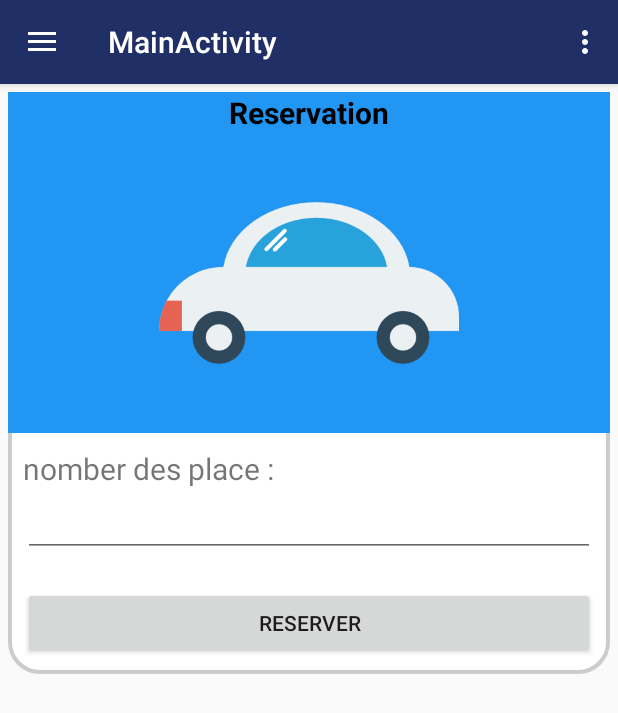
After one commit to dev-hb/wesselni_mobile, an Android app: the fragment ReservationFragment placed in its activity, on a phone screen of 412 x 824 dp. The commit adds this screen. Shown: the top 713 px of the screen. Run offline under Robolectric (Android 15) with nearby library versions, the phone set to English and light mode, and no system bars; network calls fail; 1 statement that could not run was skipped.

Commit message:
Reservation added

```diff
--- a/app/src/main/java/com/devcrawlers/wesselni/MainActivity.java
+++ b/app/src/main/java/com/devcrawlers/wesselni/MainActivity.java
@@ -13,6 +13,8 @@ import androidx.core.view.GravityCompat;
 import androidx.drawerlayout.widget.DrawerLayout;
 import androidx.fragment.app.FragmentTransaction;
 
+import com.devcrawlers.wesselni.connection.DataConnection;
+import com.devcrawlers.wesselni.connection.Provider;
 import com.devcrawlers.wesselni.ui.home.HomeFragment;
 import com.google.android.material.floatingactionbutton.FloatingActionButton;
 import com.google.android.material.navigation.NavigationView;
@@ -118,7 +120,7 @@ public class MainActivity extends AppCompatActivity
         } else if (id == R.id.nav_profile) {
             transaction.replace(R.id.nav_host_fragment, new ProfileFragment());
         } else if (id == R.id.nav_offer) {
-            transaction.replace(R.id.nav_host_fragment, new OffreFragment());
+            transaction.replace(R.id.nav_host_fragment, new OffreFragment(true));
         }else if (id == R.id.nav_request) {
             transaction.replace(R.id.nav_host_fragment, new RequestFragment());
         }else if (id == R.id.nav_cities){
@@ -132,4 +134,6 @@ public class MainActivity extends AppCompatActivity
         return true;
     }
 
+
+
 }
--- a/app/src/main/java/com/devcrawlers/wesselni/OffreDetails.java
+++ b/app/src/main/java/com/devcrawlers/wesselni/OffreDetails.java
@@ -9,6 +9,7 @@ import android.os.Bundle;
 
 import androidx.annotation.Nullable;
 import androidx.fragment.app.Fragment;
+import androidx.fragment.app.FragmentTransaction;
 
 import android.view.LayoutInflater;
 import android.view.View;
@@ -62,6 +63,11 @@ public class OffreDetails extends Fragment implements OnMapReadyCallback {
         SupportMapFragment mapFragment = (SupportMapFragment) getChildFragmentManager().findFragmentById(R.id.map);
         mapFragment.getMapAsync(this);
         Places.initialize(getActivity().getApplicationContext(),"AIzaSyBskA1YBZfvl9PQXmtFzRHMozuG9jCmZM0");
+        ((Button) view.findViewById(R.id.buttonPay)).setOnClickListener(v -> {
+            FragmentTransaction fragmentTransaction=getActivity().getSupportFragmentManager().beginTransaction();
+            fragmentTransaction.replace(R.id.nav_host_fragment,new ReservationFragment(offer));
+            fragmentTransaction.commit();
+        });
 
 
         return view;
--- a/app/src/main/java/com/devcrawlers/wesselni/OffreFragment.java
+++ b/app/src/main/java/com/devcrawlers/wesselni/OffreFragment.java
@@ -42,9 +42,14 @@ public class OffreFragment extends Fragment {
     private ArrayList<Offer> offerArrayList;
     private FloatingActionButton floatingActionButton;
     ProgressBar progressBar;
+    private boolean aBoolean;
 
     public OffreFragment() {
         // Required empty public constructor
+    }
+
+    public OffreFragment(Boolean aBoolean){
+        this.aBoolean=aBoolean;
     }
 
 
--- /dev/null
+++ b/app/src/main/java/com/devcrawlers/wesselni/ReservationFragment.java
@@ -0,0 +1,91 @@
+package com.devcrawlers.wesselni;
+
+import android.content.Context;
+import android.content.SharedPreferences;
+import android.net.Uri;
+import android.os.Bundle;
+
+import androidx.fragment.app.Fragment;
+
+import android.util.Log;
+import android.view.LayoutInflater;
+import android.view.View;
+import android.view.ViewGroup;
+import android.widget.Button;
+import android.widget.EditText;
+import android.widget.Toast;
+
+import com.devcrawlers.wesselni.connection.DataConnection;
+import com.devcrawlers.wesselni.connection.Provider;
+import com.devcrawlers.wesselni.entities.Offer;
+
+
+public class ReservationFragment extends Fragment {
+
+    private Offer offer;
+
+    private EditText editTextNbpalce;
+    private Button buttonReserv;
+
+    public ReservationFragment() {
+        // Required empty public constructor
+    }
+    public ReservationFragment(Offer offer) {
+        // Required empty public constructor
+        this.offer=offer;
+    }
+
+
+    @Override
+    public View onCreateView(LayoutInflater inflater, ViewGroup container,
+                             Bundle savedInstanceState) {
+        // Inflate the layout for this fragment
+        View view=inflater.inflate(R.layout.fragment_reservation, container, false);
+        editTextNbpalce=(EditText) view.findViewById(R.id.editTextNbPlace);
+        editTextNbpalce.setHint("il rest "+offer.getNbPlace()+" place dans cette voyage");
+        buttonReserv=(Button) view.findViewById(R.id.buttonReserve);
+        buttonReserv.setOnClickListener(v -> {
+            validete();
+        });
+        return view;
+    }
+
+    public void validete(){
+        if(Integer.parseInt(editTextNbpalce.getText().toString())>offer.getNbPlace()){
+            editTextNbpalce.setError("il rest "+offer.getNbPlace()+" place dans cette voyage");
+            return;
+        }
+        DataConnection dataConnection=new DataConnection(getActivity(), Provider.url,
+                Provider.reservationsSubUrl,DataConnection.Method.POST,DataConnection.Header.JSON) {
+            @Override
+            public void before() {
+
+            }
+
+            @Override
+            public void after() {
+
+            }
+
+            @Override
+            public void onFinish(String reponse) {
+                Toast.makeText(getActivity(),"votre reservation est bine effctuer",Toast.LENGTH_SHORT).show();
+
+            }
+
+            @Override
+            public void onError(String error) {
+                Log.wtf("jjskd",error);
+            }
+        };
+        SharedPreferences sharedPref = getActivity().getSharedPreferences("tokenRef", Context.MODE_PRIVATE);
+        String token = sharedPref.getString("token", "kdk");
+        dataConnection.addAppHearder("Authorization", "Bearer " + token);
+        dataConnection.addParams("offre_id",offer.getId()+"")
+                .addParams("nbplace",editTextNbpalce.getText().toString());
+        dataConnection.startConnection();
+
+    }
+
+
+}
--- a/app/src/main/java/com/devcrawlers/wesselni/TheRealHomeFragment.java
+++ b/app/src/main/java/com/devcrawlers/wesselni/TheRealHomeFragment.java
@@ -7,6 +7,7 @@ import android.os.Bundle;
 
 import android.widget.LinearLayout;
 import androidx.fragment.app.Fragment;
+import androidx.fragment.app.FragmentTransaction;
 
 import android.view.LayoutInflater;
 import android.view.View;
@@ -20,7 +21,7 @@ import java.util.Date;
 public class TheRealHomeFragment extends Fragment {
 
     TextView date_text_view;
-    LinearLayout complaint;
+    LinearLayout complaint,linearLayoutOffre;
     @Override
     public View onCreateView(LayoutInflater inflater, ViewGroup container,
                              Bundle savedInstanceState) {
@@ -36,6 +37,12 @@ public class TheRealHomeFragment extends Fragment {
                 startActivity(it);
             }
         });
+        linearLayoutOffre=(LinearLayout) view.findViewById(R.id.offrelayout);
+        linearLayoutOffre.setOnClickListener(v -> {
+            FragmentTransaction fragmentTransaction=getActivity().getSupportFragmentManager().beginTransaction();
+            fragmentTransaction.replace(R.id.nav_host_fragment,new OffreFragment());
+            fragmentTransaction.commit();
+        });
 
         return view;
 
--- /dev/null
+++ b/app/src/main/res/drawable/offre_card.xml
@@ -0,0 +1,9 @@
+<?xml version="1.0" encoding="utf-8"?>
+<shape xmlns:android="http://schemas.android.com/apk/res/android"
+    android:shape="rectangle">
+    <solid android:color="#fff"/>
+    <corners android:radius="20dp"/>
+    <stroke
+        android:color="#ccc"
+        android:width="4px"/>
+</shape>
--- a/app/src/main/res/layout/fragment_offre_details.xml
+++ b/app/src/main/res/layout/fragment_offre_details.xml
@@ -8,7 +8,9 @@
 
     <androidx.constraintlayout.widget.ConstraintLayout
         android:layout_width="match_parent"
-        android:layout_height="match_parent">
+        android:layout_height="match_parent"
+        android:background="@drawable/cities_card_bg"
+        >
 
         <Button
             android:id="@+id/buttonPay"
--- /dev/null
+++ b/app/src/main/res/layout/fragment_reservation.xml
@@ -0,0 +1,79 @@
+<?xml version="1.0" encoding="utf-8"?>
+<FrameLayout xmlns:android="http://schemas.android.com/apk/res/android"
+    xmlns:app="http://schemas.android.com/apk/res-auto"
+    xmlns:tools="http://schemas.android.com/tools"
+    android:layout_width="match_parent"
+    android:layout_height="match_parent"
+    tools:context=".ReservationFragment"
+    android:padding="5dp"
+    >
+
+    <LinearLayout
+        android:layout_width="match_parent"
+        android:layout_height="wrap_content"
+        android:orientation="vertical"
+        android:background="@drawable/offre_card"
+
+        >
+        <LinearLayout
+            android:layout_width="match_parent"
+            android:layout_height="wrap_content"
+            android:orientation="vertical"
+            android:background="#2196F3"
+            >
+        <TextView
+            android:id="@+id/textView6"
+            android:layout_width="match_parent"
+            android:layout_height="wrap_content"
+            android:text="Reservation"
+            android:gravity="center"
+            android:textSize="20dp"
+            android:textStyle="bold"
+            android:textColor="#000"
+            />
+
+        <ImageView
+            android:id="@+id/imageView2"
+            android:layout_width="200dp"
+            android:layout_height="200dp"
+            android:src="@drawable/car"
+            android:layout_gravity="center"
+            />
+        </LinearLayout>
+        <LinearLayout
+            android:layout_width="match_parent"
+            android:layout_height="wrap_content"
+            android:orientation="vertical"
+            android:padding="10dp"
+            >
+            <TextView
+                android:layout_width="wrap_content"
+                android:layout_height="wrap_content"
+                android:text="nomber des place :"
+                android:textSize="20dp"
+                />
+
+            <EditText
+                android:id="@+id/editTextNbPlace"
+                android:layout_width="match_parent"
+                android:layout_height="wrap_content"
+                android:ems="10"
+                android:inputType="number"
+                android:hint=""
+                />
+
+        </LinearLayout>
+        <LinearLayout
+            android:layout_width="match_parent"
+            android:layout_height="wrap_content"
+            android:padding="10dp"
+            >
+            <Button
+                android:id="@+id/buttonReserve"
+                android:layout_width="match_parent"
+                android:layout_height="wrap_content"
+                android:text="reserver"
+                />
+        </LinearLayout>
+    </LinearLayout>
+</FrameLayout>
--- a/app/src/main/res/layout/fragment_the_real_home.xml
+++ b/app/src/main/res/layout/fragment_the_real_home.xml
@@ -85,6 +85,7 @@
                 android:layout_margin="12dp"
                 >
                 <LinearLayout
+                    android:id="@+id/offrelayout"
                     android:orientation="vertical"
                     android:layout_width="match_parent"
                     android:layout_height="match_parent"
--- a/app/src/main/res/layout/request_row.xml
+++ b/app/src/main/res/layout/request_row.xml
@@ -3,14 +3,16 @@
     xmlns:app="http://schemas.android.com/apk/res-auto"
     xmlns:tools="http://schemas.android.com/tools"
     android:layout_width="match_parent"
-    android:layout_height="match_parent">
+    android:layout_height="match_parent"
+    android:background="@drawable/cities_card_bg"
+    >
 
     <ImageView
         android:id="@+id/imageView3"
         android:layout_width="wrap_content"
         android:layout_height="wrap_content"
         android:layout_margin="10dp"
-        app:srcCompat="@mipmap/ic_launcher_round" />
+        app:srcCompat="@mipmap/ic_launcher" />
 
     <LinearLayout
         android:layout_width="wrap_content"
--- a/app/src/main/res/menu/activity_main_drawer.xml
+++ b/app/src/main/res/menu/activity_main_drawer.xml
@@ -15,7 +15,7 @@
         <item
             android:id="@+id/nav_offer"
             android:icon="@drawable/ic_menu_send"
-            android:title="Offres"/>
+            android:title="Mes Offres"/>
         <item
             android:id="@+id/nav_request"
             android:icon="@drawable/ic_menu_send"
```
